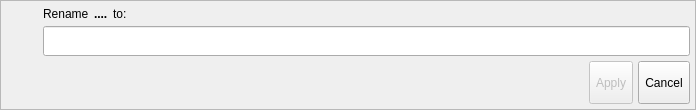
This is libs/libgui/ui/widgets/objectrenamewidget.ui in pgmodeler/pgmodeler as Qt 5 draws it before an edit. The edited form follows.
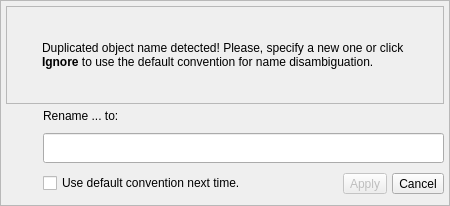
This is the edited form. Icons and pictures are not drawn.

Commit message: Now during object copy/paste or duplication, in case of name conflict, the user is asked to type a new name for each conflicting object

```diff
--- a/libs/libgui/ui/widgets/objectrenamewidget.ui
+++ b/libs/libgui/ui/widgets/objectrenamewidget.ui
@@ -9,19 +9,19 @@
    <rect>
     <x>0</x>
     <y>0</y>
-    <width>696</width>
-    <height>110</height>
+    <width>450</width>
+    <height>206</height>
    </rect>
   </property>
   <property name="sizePolicy">
-   <sizepolicy hsizetype="Preferred" vsizetype="Preferred">
+   <sizepolicy hsizetype="Preferred" vsizetype="Fixed">
     <horstretch>0</horstretch>
     <verstretch>0</verstretch>
    </sizepolicy>
   </property>
   <property name="minimumSize">
    <size>
-    <width>400</width>
+    <width>450</width>
     <height>0</height>
    </size>
   </property>
@@ -37,7 +37,10 @@
   <property name="modal">
    <bool>true</bool>
   </property>
-  <layout class="QGridLayout" name="gridLayout_2">
+  <layout class="QVBoxLayout" name="verticalLayout_3">
+   <property name="spacing">
+    <number>5</number>
+   </property>
    <property name="leftMargin">
     <number>0</number>
    </property>
@@ -50,11 +53,8 @@
    <property name="bottomMargin">
     <number>0</number>
    </property>
-   <property name="spacing">
-    <number>0</number>
-   </property>
-   <item row="0" column="0">
-    <widget class="QFrame" name="frame">
+   <item>
+    <widget class="QFrame" name="frm">
      <property name="sizePolicy">
       <sizepolicy hsizetype="Preferred" vsizetype="Preferred">
        <horstretch>0</horstretch>
@@ -82,7 +82,10 @@
      <property name="frameShadow">
       <enum>QFrame::Raised</enum>
      </property>
-     <layout class="QGridLayout" name="gridLayout_3">
+     <layout class="QVBoxLayout" name="verticalLayout_2">
+      <property name="spacing">
+       <number>5</number>
+      </property>
       <property name="leftMargin">
        <number>5</number>
       </property>
@@ -95,204 +98,272 @@
       <property name="bottomMargin">
        <number>5</number>
       </property>
-      <property name="spacing">
-       <number>5</number>
-      </property>
-      <item row="0" column="0">
-       <spacer name="horizontalSpacer">
-        <property name="orientation">
-         <enum>Qt::Horizontal</enum>
+      <item>
+       <widget class="QFrame" name="alert_frm">
+        <property name="sizePolicy">
+         <sizepolicy hsizetype="Preferred" vsizetype="Preferred">
+          <horstretch>0</horstretch>
+          <verstretch>0</verstretch>
+         </sizepolicy>
         </property>
-        <property name="sizeType">
-         <enum>QSizePolicy::Fixed</enum>
-        </property>
-        <property name="sizeHint" stdset="0">
-         <size>
-          <width>32</width>
-          <height>15</height>
-         </size>
-        </property>
-       </spacer>
-      </item>
-      <item row="1" column="0">
-       <widget class="QLabel" name="obj_icon_lbl">
         <property name="minimumSize">
          <size>
-          <width>32</width>
-          <height>32</height>
+          <width>0</width>
+          <height>0</height>
          </size>
         </property>
         <property name="maximumSize">
          <size>
-          <width>32</width>
-          <height>32</height>
+          <width>16777215</width>
+          <height>16777215</height>
          </size>
         </property>
         <property name="frameShape">
-         <enum>QFrame::NoFrame</enum>
+         <enum>QFrame::StyledPanel</enum>
         </property>
         <property name="frameShadow">
-         <enum>QFrame::Plain</enum>
+         <enum>QFrame::Raised</enum>
         </property>
-        <property name="text">
-         <string/>
-        </property>
-        <property name="scaledContents">
-         <bool>true</bool>
-        </property>
-        <property name="alignment">
-         <set>Qt::AlignLeading|Qt::AlignLeft|Qt::AlignVCenter</set>
-        </property>
+        <layout class="QGridLayout" name="gridLayout_4">
+         <property name="leftMargin">
+          <number>5</number>
+         </property>
+         <property name="topMargin">
+          <number>5</number>
+         </property>
+         <property name="rightMargin">
+          <number>5</number>
+         </property>
+         <property name="bottomMargin">
+          <number>5</number>
+         </property>
+         <property name="spacing">
+          <number>5</number>
+         </property>
+         <item row="0" column="1">
+          <widget class="QLabel" name="message_lbl">
+           <property name="sizePolicy">
+            <sizepolicy hsizetype="Preferred" vsizetype="Preferred">
+             <horstretch>0</horstretch>
+             <verstretch>0</verstretch>
+            </sizepolicy>
+           </property>
+           <property name="font">
+            <font>
+             <bold>false</bold>
+             <underline>false</underline>
+             <strikeout>false</strikeout>
+             <kerning>true</kerning>
+            </font>
+           </property>
+           <property name="text">
+            <string>Duplicated object name detected! Please, specify a new one or click &lt;strong&gt;Ignore&lt;/strong&gt; to use the default convention for name disambiguation.</string>
+           </property>
+           <property name="wordWrap">
+            <bool>true</bool>
+           </property>
+          </widget>
+         </item>
+         <item row="0" column="0">
+          <widget class="QLabel" name="icon_lbl">
+           <property name="minimumSize">
+            <size>
+             <width>25</width>
+             <height>25</height>
+            </size>
+           </property>
+           <property name="maximumSize">
+            <size>
+             <width>25</width>
+             <height>25</height>
+            </size>
+           </property>
+           <property name="text">
+            <string/>
+           </property>
+           <property name="textFormat">
+            <enum>Qt::AutoText</enum>
+           </property>
+           <property name="pixmap">
+            <pixmap resource="../../res/resources.qrc">:/icons/icons/alert.png</pixmap>
+           </property>
+           <property name="scaledContents">
+            <bool>true</bool>
+           </property>
+          </widget>
+         </item>
+        </layout>
        </widget>
       </item>
-      <item row="0" column="2">
-       <widget class="QLabel" name="obj_name_lbl">
-        <property name="sizePolicy">
-         <sizepolicy hsizetype="Fixed" vsizetype="Preferred">
-          <horstretch>0</horstretch>
-          <verstretch>0</verstretch>
-         </sizepolicy>
-        </property>
-        <property name="font">
-         <font>
-          <bold>true</bold>
-         </font>
-        </property>
-        <property name="text">
-         <string>....</string>
-        </property>
-       </widget>
-      </item>
-      <item row="0" column="1">
-       <widget class="QLabel" name="rename_lbl">
-        <property name="sizePolicy">
-         <sizepolicy hsizetype="Fixed" vsizetype="Preferred">
-          <horstretch>0</horstretch>
-          <verstretch>0</verstretch>
-         </sizepolicy>
-        </property>
-        <property name="text">
-         <string>Rename</string>
-        </property>
-       </widget>
-      </item>
-      <item row="0" column="3">
-       <widget class="QLabel" name="to_lbl">
-        <property name="sizePolicy">
-         <sizepolicy hsizetype="Expanding" vsizetype="Preferred">
-          <horstretch>0</horstretch>
-          <verstretch>0</verstretch>
-         </sizepolicy>
-        </property>
-        <property name="text">
-         <string>to:</string>
-        </property>
-       </widget>
-      </item>
-      <item row="2" column="0">
-       <spacer name="verticalSpacer">
-        <property name="orientation">
-         <enum>Qt::Vertical</enum>
-        </property>
-        <property name="sizeHint" stdset="0">
-         <size>
-          <width>20</width>
-          <height>40</height>
-         </size>
-        </property>
-       </spacer>
-      </item>
-      <item row="1" column="1" rowspan="2" colspan="3">
-       <layout class="QGridLayout" name="gridLayout">
+      <item>
+       <layout class="QGridLayout" name="gridLayout_2">
         <property name="spacing">
          <number>5</number>
         </property>
-        <item row="0" column="0" colspan="3">
-         <widget class="QLineEdit" name="new_name_edt">
-          <property name="minimumSize">
-           <size>
-            <width>0</width>
-            <height>30</height>
-           </size>
-          </property>
-          <property name="clearButtonEnabled">
-           <bool>true</bool>
-          </property>
-         </widget>
-        </item>
         <item row="1" column="0">
-         <spacer name="horizontalSpacer_2">
-          <property name="orientation">
-           <enum>Qt::Horizontal</enum>
-          </property>
-          <property name="sizeHint" stdset="0">
-           <size>
-            <width>58</width>
-            <height>20</height>
-           </size>
-          </property>
-         </spacer>
+         <layout class="QVBoxLayout" name="verticalLayout">
+          <item>
+           <widget class="QLabel" name="obj_icon_lbl">
+            <property name="minimumSize">
+             <size>
+              <width>32</width>
+              <height>32</height>
+             </size>
+            </property>
+            <property name="maximumSize">
+             <size>
+              <width>32</width>
+              <height>32</height>
+             </size>
+            </property>
+            <property name="frameShape">
+             <enum>QFrame::NoFrame</enum>
+            </property>
+            <property name="frameShadow">
+             <enum>QFrame::Plain</enum>
+            </property>
+            <property name="text">
+             <string/>
+            </property>
+            <property name="scaledContents">
+             <bool>true</bool>
+            </property>
+            <property name="alignment">
+             <set>Qt::AlignLeading|Qt::AlignLeft|Qt::AlignVCenter</set>
+            </property>
+           </widget>
+          </item>
+          <item>
+           <spacer name="verticalSpacer">
+            <property name="orientation">
+             <enum>Qt::Vertical</enum>
+            </property>
+            <property name="sizeType">
+             <enum>QSizePolicy::Minimum</enum>
+            </property>
+            <property name="sizeHint" stdset="0">
+             <size>
+              <width>20</width>
+              <height>40</height>
+             </size>
+            </property>
+           </spacer>
+          </item>
+         </layout>
         </item>
         <item row="1" column="1">
-         <widget class="QToolButton" name="apply_tb">
-          <property name="enabled">
-           <bool>false</bool>
-          </property>
-          <property name="sizePolicy">
-           <sizepolicy hsizetype="Preferred" vsizetype="Preferred">
-            <horstretch>0</horstretch>
-            <verstretch>0</verstretch>
-           </sizepolicy>
-          </property>
-          <property name="toolTip">
-           <string>Rename</string>
-          </property>
-          <property name="text">
-           <string>Apply</string>
-          </property>
-          <property name="icon">
-           <iconset resource="../../res/resources.qrc">
-            <normaloff>:/icons/icons/confirm.png</normaloff>:/icons/icons/confirm.png</iconset>
-          </property>
-          <property name="iconSize">
-           <size>
-            <width>28</width>
-            <height>28</height>
-           </size>
-          </property>
-          <property name="toolButtonStyle">
-           <enum>Qt::ToolButtonTextBesideIcon</enum>
-          </property>
-         </widget>
+         <layout class="QGridLayout" name="gridLayout">
+          <item row="1" column="0">
+           <widget class="QCheckBox" name="dont_ask_again_chk">
+            <property name="sizePolicy">
+             <sizepolicy hsizetype="Expanding" vsizetype="Fixed">
+              <horstretch>0</horstretch>
+              <verstretch>0</verstretch>
+             </sizepolicy>
+            </property>
+            <property name="toolTip">
+             <string>&lt;p&gt;Use the default name disambiguation convention the next time a name conflict is detected.&lt;/p&gt;</string>
+            </property>
+            <property name="text">
+             <string>Use default convention next time.</string>
+            </property>
+           </widget>
+          </item>
+          <item row="0" column="0" colspan="3">
+           <widget class="QLineEdit" name="new_name_edt">
+            <property name="minimumSize">
+             <size>
+              <width>0</width>
+              <height>30</height>
+             </size>
+            </property>
+            <property name="clearButtonEnabled">
+             <bool>true</bool>
+            </property>
+           </widget>
+          </item>
+          <item row="1" column="2">
+           <widget class="QToolButton" name="cancel_tb">
+            <property name="sizePolicy">
+             <sizepolicy hsizetype="Fixed" vsizetype="Fixed">
+              <horstretch>0</horstretch>
+              <verstretch>0</verstretch>
+             </sizepolicy>
+            </property>
+            <property name="toolTip">
+             <string>Cancel</string>
+            </property>
+            <property name="text">
+             <string>Cancel</string>
+            </property>
+            <property name="icon">
+             <iconset resource="../../res/resources.qrc">
+              <normaloff>:/icons/icons/close1.png</normaloff>:/icons/icons/close1.png</iconset>
+            </property>
+            <property name="iconSize">
+             <size>
+              <width>28</width>
+              <height>28</height>
+             </size>
+            </property>
+            <property name="toolButtonStyle">
+             <enum>Qt::ToolButtonTextBesideIcon</enum>
+            </property>
+           </widget>
+          </item>
+          <item row="1" column="1">
+           <widget class="QToolButton" name="apply_tb">
+            <property name="enabled">
+             <bool>false</bool>
+            </property>
+            <property name="sizePolicy">
+             <sizepolicy hsizetype="Fixed" vsizetype="Fixed">
+              <horstretch>0</horstretch>
+              <verstretch>0</verstretch>
+             </sizepolicy>
+            </property>
+            <property name="toolTip">
+             <string>Rename</string>
+            </property>
+            <property name="text">
+             <string>Apply</string>
+            </property>
+            <property name="icon">
+             <iconset resource="../../res/resources.qrc">
+              <normaloff>:/icons/icons/confirm.png</normaloff>:/icons/icons/confirm.png</iconset>
+            </property>
+            <property name="iconSize">
+             <size>
+              <width>28</width>
+              <height>28</height>
+             </size>
+            </property>
+            <property name="toolButtonStyle">
+             <enum>Qt::ToolButtonTextBesideIcon</enum>
+            </property>
+           </widget>
+          </item>
+         </layout>
         </item>
-        <item row="1" column="2">
-         <widget class="QToolButton" name="cancel_tb">
-          <property name="sizePolicy">
-           <sizepolicy hsizetype="Preferred" vsizetype="Preferred">
-            <horstretch>0</horstretch>
-            <verstretch>0</verstretch>
-           </sizepolicy>
+        <item row="0" column="1">
+         <layout class="QHBoxLayout" name="horizontalLayout">
+          <property name="spacing">
+           <number>5</number>
           </property>
-          <property name="toolTip">
-           <string>Cancel</string>
-          </property>
-          <property name="text">
-           <string>Cancel</string>
-          </property>
-          <property name="icon">
-           <iconset resource="../../res/resources.qrc">
-            <normaloff>:/icons/icons/close1.png</normaloff>:/icons/icons/close1.png</iconset>
-          </property>
-          <property name="iconSize">
-           <size>
-            <width>28</width>
-            <height>28</height>
-           </size>
-          </property>
-          <property name="toolButtonStyle">
-           <enum>Qt::ToolButtonTextBesideIcon</enum>
-          </property>
-         </widget>
+          <item>
+           <widget class="QLabel" name="rename_lbl">
+            <property name="sizePolicy">
+             <sizepolicy hsizetype="Expanding" vsizetype="Fixed">
+              <horstretch>0</horstretch>
+              <verstretch>0</verstretch>
+             </sizepolicy>
+            </property>
+            <property name="text">
+             <string>Rename ... to:</string>
+            </property>
+           </widget>
+          </item>
+         </layout>
         </item>
        </layout>
       </item>
```
The commit also changes 6 other files.
